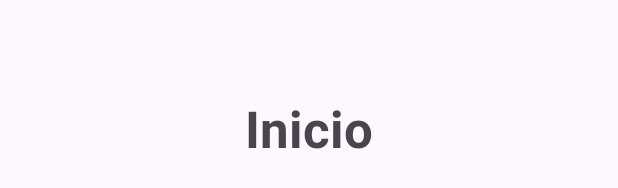
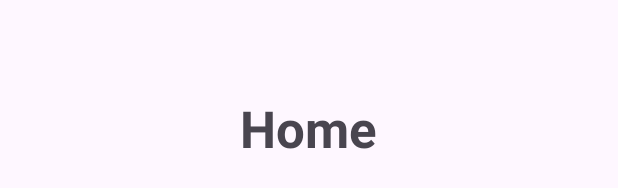
Before and after one commit to FranciscoDiazPastor/PeluCita, an Android app: the layout fragment_home.xml on its own in the app's theme, with its tools: preview values and no code run, on a phone screen of 412 x 824 dp. Shown: the part 490-678 px from the top of the screen. Run offline under Robolectric (Android 15) with nearby library versions, the phone set to English and light mode, and no system bars.

Commit message:
Final- Correción errores Tarea 2

```diff
--- a/app/src/main/res/layout/fragment_sign_up.xml
+++ b/app/src/main/res/layout/fragment_sign_up.xml
@@ -8,10 +8,10 @@
     android:gravity="center_vertical"
     android:orientation="vertical"
     android:padding="24dp"
-    tools:context=".fragments.WelcomeFragment">
+    tools:context=".fragments.SignUpFragment">
 
     <TextView
-        android:id="@+id/tvSingUpTitle"
+        android:id="@+id/tvSignUpTitle"
         android:layout_width="wrap_content"
         android:layout_height="wrap_content"
         android:text="@string/signup_title"
--- a/app/src/main/res/values/strings.xml
+++ b/app/src/main/res/values/strings.xml
@@ -38,7 +38,7 @@
     <string name="recovery_code_sent">Código de recuperación enviado</string>
 
     <!-- Inicio -->
-    <string name="title_home">Inicio</string>
+    <string name="title_home">Home</string>
 
     <!-- Errorres y mensajes -->
     <string name="error_invalid_email">Introduce un correo electrónico válido</string>
@@ -48,7 +48,5 @@
     <string name="error_wrong_credentials">Correo o contraseña incorrectos</string>
     <string name="msg_account_created">Cuenta creada con éxito</string>
     <string name="msg_code_sent">Código enviado. Revisa tu bandeja de entrada</string>
-    <!-- TODO: Remove or change this placeholder text -->
-    <string name="hello_blank_fragment">Hello blank fragment</string>
 
 </resources>
```
